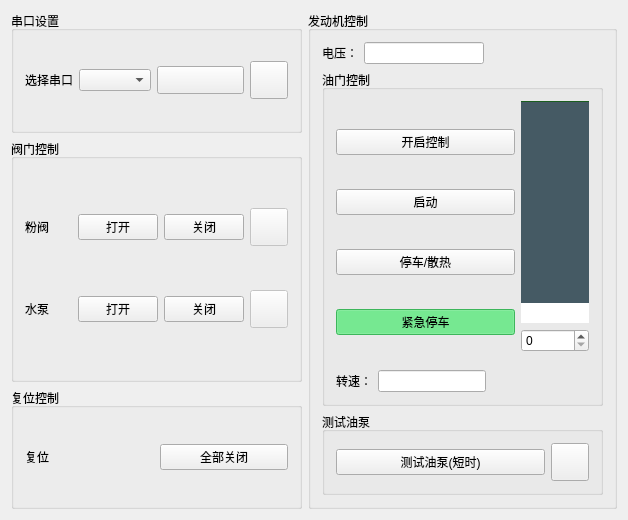
The window that mainwindow.ui (yas8086/JetControl-QT) describes before a commit, drawn with Qt 5.
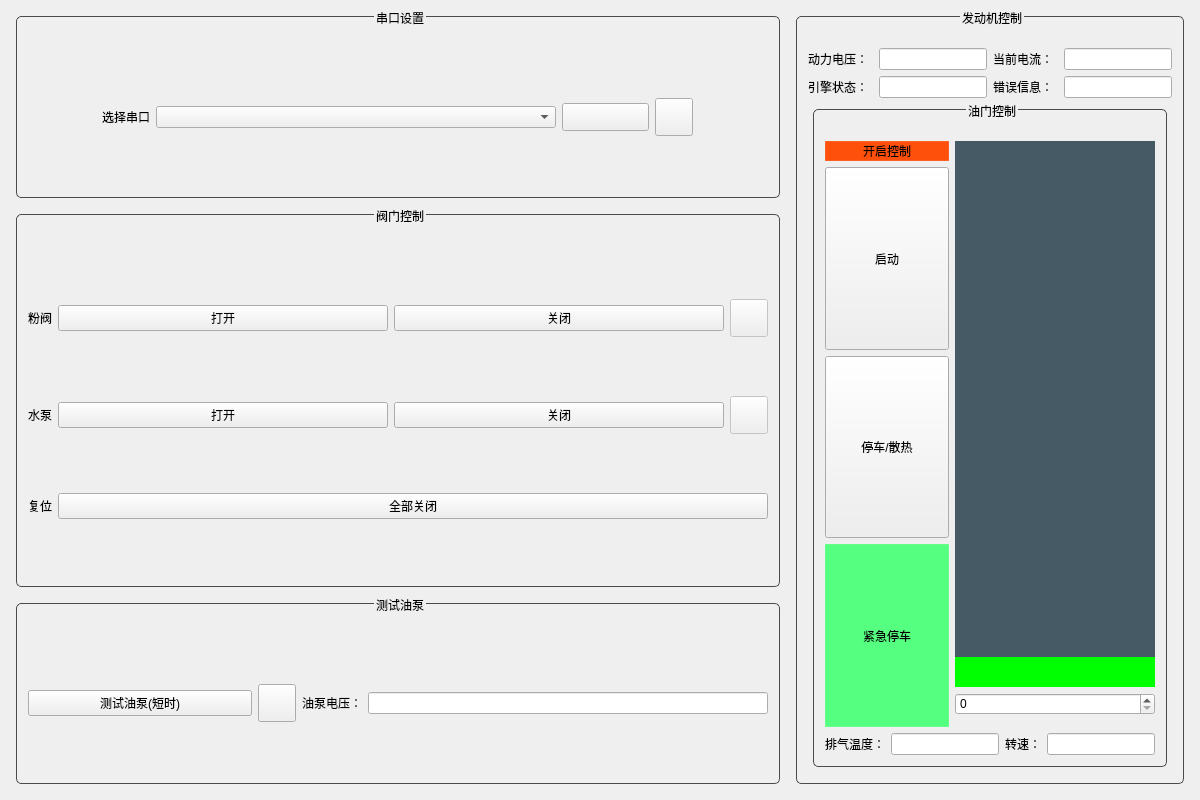
The same window after the commit. Icons and pictures are not drawn.

Diff of the .ui file:
```diff
--- a/mainwindow.ui
+++ b/mainwindow.ui
@@ -6,34 +6,243 @@
    <rect>
     <x>0</x>
     <y>0</y>
-    <width>628</width>
-    <height>520</height>
+    <width>1200</width>
+    <height>800</height>
    </rect>
   </property>
+  <property name="minimumSize">
+   <size>
+    <width>0</width>
+    <height>0</height>
+   </size>
+  </property>
+  <property name="maximumSize">
+   <size>
+    <width>16777215</width>
+    <height>16777215</height>
+   </size>
+  </property>
   <property name="windowTitle">
    <string>MainWindow</string>
   </property>
   <widget class="QWidget" name="centralWidget">
    <layout class="QGridLayout" name="gridLayout" columnstretch="0,0,0">
     <item row="3" column="0">
-     <widget class="QGroupBox" name="gridGroupBox">
+     <widget class="QGroupBox" name="gridGroupBox_2">
+      <property name="styleSheet">
+       <string notr="true">QGroupBox {
+    border: 1px solid rgb(75, 75, 75);   
+    border-radius: 5px;          /* 圆角半径 */
+    margin: 5px;             /* 为标题预留空间 */
+	padding-top: 20px;
+}
+QGroupBox::title {
+    subcontrol-origin: margin;   /* 标题基于margin区域定位 */
+    subcontrol-position: top center; /* 标题居中 */
+    
+}</string>
+      </property>
       <property name="title">
-       <string>复位控制</string>
+       <string>测试油泵</string>
       </property>
-      <layout class="QGridLayout" name="gridLayout_6">
+      <layout class="QGridLayout" name="gridLayout_7">
+       <item row="0" column="3">
+        <widget class="QPushButton" name="pushButtonOilPumpLED">
+         <property name="minimumSize">
+          <size>
+           <width>38</width>
+           <height>38</height>
+          </size>
+         </property>
+         <property name="maximumSize">
+          <size>
+           <width>38</width>
+           <height>38</height>
+          </size>
+         </property>
+         <property name="styleSheet">
+          <string notr="true">QPushButton
+{
+border-image: url(:/img/指示灯-红.png);
+}
+QPushButton::checked
+{
+border-image: url(:/img/指示灯-绿.png);
+}
+QPushButton::unchecked
+{
+border-image: url(:/img/指示灯-红.png);
+}</string>
+         </property>
+         <property name="text">
+          <string/>
+         </property>
+        </widget>
+       </item>
        <item row="0" column="0">
-        <layout class="QHBoxLayout" name="horizontalLayout">
+        <widget class="QPushButton" name="pushButtonTestOilPump">
+         <property name="minimumSize">
+          <size>
+           <width>150</width>
+           <height>0</height>
+          </size>
+         </property>
+         <property name="text">
+          <string>测试油泵(短时)</string>
+         </property>
+        </widget>
+       </item>
+       <item row="0" column="4">
+        <widget class="QLabel" name="label_10">
+         <property name="sizePolicy">
+          <sizepolicy hsizetype="Fixed" vsizetype="Fixed">
+           <horstretch>0</horstretch>
+           <verstretch>0</verstretch>
+          </sizepolicy>
+         </property>
+         <property name="text">
+          <string>油泵电压：</string>
+         </property>
+        </widget>
+       </item>
+       <item row="0" column="5">
+        <widget class="QLineEdit" name="lineEditPumpVoltage">
+         <property name="minimumSize">
+          <size>
+           <width>100</width>
+           <height>0</height>
+          </size>
+         </property>
+         <property name="maximumSize">
+          <size>
+           <width>400</width>
+           <height>16777215</height>
+          </size>
+         </property>
+        </widget>
+       </item>
+      </layout>
+     </widget>
+    </item>
+    <item row="0" column="0">
+     <widget class="QGroupBox" name="GroupBoxSeries">
+      <property name="styleSheet">
+       <string notr="true">QGroupBox {
+    border: 1px solid rgb(75, 75, 75);   
+    border-radius: 5px;          /* 圆角半径 */
+    margin: 5px;             /* 为标题预留空间 */
+	padding-top: 20px;
+}
+QGroupBox::title {
+    subcontrol-origin: margin;   /* 标题基于margin区域定位 */
+    subcontrol-position: top center; /* 标题居中 */
+    
+}</string>
+      </property>
+      <property name="title">
+       <string>串口设置</string>
+      </property>
+      <layout class="QGridLayout" name="gridLayout_4">
+       <item row="0" column="0">
+        <layout class="QHBoxLayout" name="horizontalLayout_4">
          <item>
-          <widget class="QLabel" name="label_6">
+          <widget class="QLabel" name="label_3">
+           <property name="sizePolicy">
+            <sizepolicy hsizetype="Fixed" vsizetype="Preferred">
+             <horstretch>0</horstretch>
+             <verstretch>0</verstretch>
+            </sizepolicy>
+           </property>
            <property name="text">
-            <string>复位</string>
+            <string>选择串口</string>
            </property>
           </widget>
          </item>
          <item>
-          <widget class="QPushButton" name="pushButtonReset">
+          <widget class="QComboBox" name="comboBoxSerial">
+           <property name="maximumSize">
+            <size>
+             <width>400</width>
+             <height>16777215</height>
+            </size>
+           </property>
+          </widget>
+         </item>
+         <item>
+          <widget class="QPushButton" name="pushButtonSerial">
+           <property name="minimumSize">
+            <size>
+             <width>87</width>
+             <height>28</height>
+            </size>
+           </property>
+           <property name="maximumSize">
+            <size>
+             <width>87</width>
+             <height>28</height>
+            </size>
+           </property>
+           <property name="styleSheet">
+            <string notr="true">QPushButton
+{
+border-image: url(:/img/btncheckoff2.png);
+}
+QPushButton::checked
+{
+border-image: url(:/img/btncheckon2.png);
+}
+QPushButton::unchecked
+{
+border-image: url(:/img/btncheckoff2.png);
+}</string>
+           </property>
            <property name="text">
-            <string>全部关闭</string>
+            <string/>
+           </property>
+           <property name="iconSize">
+            <size>
+             <width>87</width>
+             <height>28</height>
+            </size>
+           </property>
+          </widget>
+         </item>
+         <item>
+          <widget class="QPushButton" name="windowTopButton">
+           <property name="enabled">
+            <bool>true</bool>
+           </property>
+           <property name="minimumSize">
+            <size>
+             <width>38</width>
+             <height>38</height>
+            </size>
+           </property>
+           <property name="maximumSize">
+            <size>
+             <width>38</width>
+             <height>38</height>
+            </size>
+           </property>
+           <property name="styleSheet">
+            <string notr="true">QPushButton
+{
+border-image: url(:/img/窗口置顶.png);
+}
+QPushButton::checked
+{
+border-image: url(:/img/已置顶.png);
+}
+QPushButton::unchecked
+{
+border-image: url(:/img/窗口置顶.png);
+}</string>
+           </property>
+           <property name="text">
+            <string/>
+           </property>
+           <property name="checkable">
+            <bool>true</bool>
            </property>
           </widget>
          </item>
@@ -44,6 +253,19 @@
     </item>
     <item row="1" column="0" rowspan="2">
      <widget class="QGroupBox" name="GroupBoxValve">
+      <property name="styleSheet">
+       <string notr="true">QGroupBox {
+    border: 1px solid rgb(75, 75, 75);   
+    border-radius: 5px;          /* 圆角半径 */
+    margin: 5px;             /* 为标题预留空间 */
+	padding-top: 20px;
+}
+QGroupBox::title {
+    subcontrol-origin: margin;   /* 标题基于margin区域定位 */
+    subcontrol-position: top center; /* 标题居中 */
+    
+}</string>
+      </property>
       <property name="title">
        <string>阀门控制</string>
       </property>
@@ -55,6 +277,12 @@
         <layout class="QHBoxLayout" name="horizontalLayout_3">
          <item>
           <widget class="QLabel" name="label_4">
+           <property name="sizePolicy">
+            <sizepolicy hsizetype="Fixed" vsizetype="Preferred">
+             <horstretch>0</horstretch>
+             <verstretch>0</verstretch>
+            </sizepolicy>
+           </property>
            <property name="text">
             <string>水泵</string>
            </property>
@@ -62,6 +290,12 @@
          </item>
          <item>
           <widget class="QPushButton" name="pushButtonWaterPump">
+           <property name="maximumSize">
+            <size>
+             <width>400</width>
+             <height>16777215</height>
+            </size>
+           </property>
            <property name="text">
             <string>打开</string>
            </property>
@@ -69,6 +303,12 @@
          </item>
          <item>
           <widget class="QPushButton" name="pushButtonWaterPumpOff">
+           <property name="maximumSize">
+            <size>
+             <width>400</width>
+             <height>16777215</height>
+            </size>
+           </property>
            <property name="text">
             <string>关闭</string>
            </property>
@@ -119,6 +359,12 @@
         <layout class="QHBoxLayout" name="horizontalLayout_2">
          <item>
           <widget class="QLabel" name="label_2">
+           <property name="sizePolicy">
+            <sizepolicy hsizetype="Fixed" vsizetype="Preferred">
+             <horstretch>0</horstretch>
+             <verstretch>0</verstretch>
+            </sizepolicy>
+           </property>
            <property name="text">
             <string>粉阀</string>
            </property>
@@ -126,6 +372,12 @@
          </item>
          <item>
           <widget class="QPushButton" name="pushButtonPowderPump">
+           <property name="maximumSize">
+            <size>
+             <width>400</width>
+             <height>16777215</height>
+            </size>
+           </property>
            <property name="text">
             <string>打开</string>
            </property>
@@ -133,6 +385,12 @@
          </item>
          <item>
           <widget class="QPushButton" name="pushButtonPowderPumpOff">
+           <property name="maximumSize">
+            <size>
+             <width>400</width>
+             <height>16777215</height>
+            </size>
+           </property>
            <property name="text">
             <string>关闭</string>
            </property>
@@ -179,39 +437,27 @@
          </item>
         </layout>
        </item>
-      </layout>
-     </widget>
-    </item>
-    <item row="0" column="0">
-     <widget class="QGroupBox" name="GroupBoxSeries">
-      <property name="title">
-       <string>串口设置</string>
-      </property>
-      <layout class="QGridLayout" name="gridLayout_4">
-       <item row="0" column="0">
-        <layout class="QHBoxLayout" name="horizontalLayout_4">
+       <item row="3" column="1" colspan="2">
+        <layout class="QHBoxLayout" name="horizontalLayout">
          <item>
-          <widget class="QLabel" name="label_3">
+          <widget class="QLabel" name="label_6">
+           <property name="sizePolicy">
+            <sizepolicy hsizetype="Fixed" vsizetype="Preferred">
+             <horstretch>0</horstretch>
+             <verstretch>0</verstretch>
+            </sizepolicy>
+           </property>
            <property name="text">
-            <string>选择串口</string>
+            <string>复位</string>
            </property>
           </widget>
          </item>
          <item>
-          <widget class="QComboBox" name="comboBoxSerial"/>
-         </item>
-         <item>
-          <widget class="QPushButton" name="pushButtonSerial">
-           <property name="minimumSize">
-            <size>
-             <width>87</width>
-             <height>28</height>
-            </size>
-           </property>
+          <widget class="QPushButton" name="pushButtonReset">
            <property name="maximumSize">
             <size>
-             <width>87</width>
-             <height>28</height>
+             <width>800</width>
+             <height>16777215</height>
             </size>
            </property>
            <property name="styleSheet">
@@ -229,67 +475,113 @@
 }</string>
            </property>
            <property name="text">
-            <string/>
-           </property>
-           <property name="iconSize">
-            <size>
-             <width>87</width>
-             <height>28</height>
-            </size>
+            <string>全部关闭</string>
            </property>
           </widget>
          </item>
         </layout>
        </item>
-       <item row="0" column="1">
-        <widget class="QPushButton" name="windowTopButton">
-         <property name="enabled">
-          <bool>true</bool>
-         </property>
-         <property name="minimumSize">
-          <size>
-           <width>38</width>
-           <height>38</height>
-          </size>
-         </property>
-         <property name="maximumSize">
-          <size>
-           <width>38</width>
-           <height>38</height>
-          </size>
-         </property>
-         <property name="styleSheet">
-          <string notr="true">QPushButton
-{
-border-image: url(:/img/窗口置顶.png);
-}
-QPushButton::checked
-{
-border-image: url(:/img/已置顶.png);
-}
-QPushButton::unchecked
-{
-border-image: url(:/img/窗口置顶.png);
-}</string>
-         </property>
-         <property name="text">
-          <string/>
-         </property>
-         <property name="checkable">
-          <bool>true</bool>
-         </property>
-        </widget>
-       </item>
       </layout>
      </widget>
     </item>
     <item row="0" column="1" rowspan="4" colspan="2">
      <widget class="QGroupBox" name="gridGroupBox">
+      <property name="sizePolicy">
+       <sizepolicy hsizetype="Preferred" vsizetype="Minimum">
+        <horstretch>0</horstretch>
+        <verstretch>0</verstretch>
+       </sizepolicy>
+      </property>
+      <property name="styleSheet">
+       <string notr="true">QGroupBox {
+    border: 1px solid rgb(75, 75, 75);   
+    border-radius: 5px;          /* 圆角半径 */
+    margin: 5px;             /* 为标题预留空间 */
+	padding-top: 20px;
+}
+QGroupBox::title {
+    subcontrol-origin: margin;   /* 标题基于margin区域定位 */
+    subcontrol-position: top center; /* 标题居中 */
+    
+}</string>
+      </property>
       <property name="title">
        <string>发动机控制</string>
       </property>
       <layout class="QGridLayout" name="gridLayout_3">
-       <item row="4" column="0">
+       <item row="0" column="0">
+        <layout class="QGridLayout" name="gridLayout_8">
+         <item row="0" column="2">
+          <widget class="QLabel" name="label_7">
+           <property name="text">
+            <string>当前电流：</string>
+           </property>
+          </widget>
+         </item>
+         <item row="0" column="1">
+          <widget class="QLineEdit" name="lineEditPowerVoltage">
+           <property name="sizePolicy">
+            <sizepolicy hsizetype="Minimum" vsizetype="Fixed">
+             <horstretch>0</horstretch>
+             <verstretch>0</verstretch>
+            </sizepolicy>
+           </property>
+          </widget>
+         </item>
+         <item row="0" column="0">
+          <widget class="QLabel" name="label_5">
+           <property name="text">
+            <string>动力电压：</string>
+           </property>
+          </widget>
+         </item>
+         <item row="0" column="3">
+          <widget class="QLineEdit" name="lineEditCurrent">
+           <property name="sizePolicy">
+            <sizepolicy hsizetype="Minimum" vsizetype="Fixed">
+             <horstretch>0</horstretch>
+             <verstretch>0</verstretch>
+            </sizepolicy>
+           </property>
+          </widget>
+         </item>
+         <item row="1" column="0">
+          <widget class="QLabel" name="label_8">
+           <property name="text">
+            <string>引擎状态：</string>
+           </property>
+          </widget>
+         </item>
+         <item row="1" column="2">
+          <widget class="QLabel" name="label_9">
+           <property name="text">
+            <string>错误信息：</string>
+           </property>
+          </widget>
+         </item>
+         <item row="1" column="1">
+          <widget class="QLineEdit" name="lineEditEngineState">
+           <property name="sizePolicy">
+            <sizepolicy hsizetype="Minimum" vsizetype="Fixed">
+             <horstretch>0</horstretch>
+             <verstretch>0</verstretch>
+            </sizepolicy>
+           </property>
+          </widget>
+         </item>
+         <item row="1" column="3">
+          <widget class="QLineEdit" name="lineEditECode">
+           <property name="sizePolicy">
+            <sizepolicy hsizetype="Minimum" vsizetype="Fixed">
+             <horstretch>0</horstretch>
+             <verstretch>0</verstretch>
+            </sizepolicy>
+           </property>
+          </widget>
+         </item>
+        </layout>
+       </item>
+       <item row="2" column="0" rowspan="4">
         <widget class="QGroupBox" name="gridGroupBox">
          <property name="title">
           <string>油门控制</string>
@@ -299,9 +591,15 @@
            <layout class="QVBoxLayout" name="verticalLayout_2">
             <item>
              <widget class="QSlider" name="verticalSliderEngine">
+              <property name="sizePolicy">
+               <sizepolicy hsizetype="Fixed" vsizetype="Expanding">
+                <horstretch>0</horstretch>
+                <verstretch>0</verstretch>
+               </sizepolicy>
+              </property>
               <property name="minimumSize">
                <size>
-                <width>68</width>
+                <width>200</width>
                 <height>0</height>
                </size>
               </property>
@@ -309,41 +607,25 @@
                <string notr="true">/* 绿色宽版垂直滑块样式 */
 QSlider::groove:vertical {
     background: #37474F;
-    width:800px;  /* 加宽轨道 */
+    width:200px;  /* 加宽轨道 */
 }
-
+/* 绿色宽版垂直滑块样式 */
 QSlider::handle:vertical {
-    background: rgb(255, 255, 255);
-    width: 50px;  /* 加大手柄 */
-    height: 20px;
+    background: rgb(0, 255, 0);
+    width: 110px;  /* 加大手柄 */
+    height: 30px;
 
 }
-
-QSlider::sub-page:vertical {
-    background: #455A64;
-    border: 1px solid #1B5E20;
-    border-radius: 15px;
-}
-
+/* 未划过的 */
 QSlider::add-page:vertical {
     background: qlineargradient(x1:0, y1:0, x2:0, y2:1,
                            stop:0 #2E7D32, stop:0.5 #4CAF50, stop:1 #81C784);
-    border: 1px solid #37474F;
-    border-radius: 15px;
+   
 }
-
-QSlider::handle:vertical:hover {
-    background: qradialgradient(cx:0.5, cy:0.5, radius:0.5, 
-                           fx:0.5, fy:0.5, 
-                           stop:0.8 white, stop:1.0 #81C784);
-    border-color: #388E3C;
-}
-
-QSlider::handle:vertical:pressed {
-    background: qradialgradient(cx:0.5, cy:0.5, radius:0.5, 
-                           fx:0.5, fy:0.5, 
-                           stop:0.8 white, stop:1.0 #1B5E20);
-    border-color: #1B5E20;
+/* 划过的 */
+QSlider::sub-page:vertical {
+    background: #455A64;
+    
 }</string>
               </property>
               <property name="maximum">
@@ -356,6 +638,18 @@
             </item>
             <item>
              <widget class="QSpinBox" name="spinBoxEngineValue">
+              <property name="minimumSize">
+               <size>
+                <width>200</width>
+                <height>0</height>
+               </size>
+              </property>
+              <property name="maximumSize">
+               <size>
+                <width>200</width>
+                <height>16777215</height>
+               </size>
+              </property>
               <property name="maximum">
                <number>100</number>
               </property>
@@ -367,10 +661,22 @@
            <layout class="QVBoxLayout" name="verticalLayout">
             <item>
              <widget class="QPushButton" name="pushButtonEngineControl">
+              <property name="sizePolicy">
+               <sizepolicy hsizetype="Minimum" vsizetype="Fixed">
+                <horstretch>0</horstretch>
+                <verstretch>0</verstretch>
+               </sizepolicy>
+              </property>
               <property name="styleSheet">
-               <string notr="true">QPushButton::checked
+               <string notr="true">QPushButton
 {
-	background-color: rgb(255, 85, 0);
+	background-color: rgb(255, 80, 11);
+border: 1px solid rgba(255, 255, 255, 0.1);
+}
+QPushButton::checked
+{
+	background-color: rgb(0, 150, 0);
+border: 1px solid rgba(255, 255, 255, 0.1);
 }</string>
               </property>
               <property name="text">
@@ -383,10 +689,17 @@
             </item>
             <item>
              <widget class="QPushButton" name="pushButtonEngineStart">
+              <property name="sizePolicy">
+               <sizepolicy hsizetype="Minimum" vsizetype="Minimum">
+                <horstretch>0</horstretch>
+                <verstretch>0</verstretch>
+               </sizepolicy>
+              </property>
               <property name="styleSheet">
                <string notr="true">QPushButton::checked
 {
 	background-color: rgb(85, 255, 127);
+	border: 1px solid rgba(255, 255, 255, 0.1);
 }</string>
               </property>
               <property name="text">
@@ -402,10 +715,17 @@
             </item>
             <item>
              <widget class="QPushButton" name="pushButtonEngineStop">
+              <property name="sizePolicy">
+               <sizepolicy hsizetype="Minimum" vsizetype="Minimum">
+                <horstretch>0</horstretch>
+                <verstretch>0</verstretch>
+               </sizepolicy>
+              </property>
               <property name="styleSheet">
                <string notr="true">QPushButton::checked
 {
 	background-color: rgb(85, 255, 127);
+border: 1px solid rgba(255, 255, 255, 0.1);
 }</string>
               </property>
               <property name="text">
@@ -421,10 +741,17 @@
             </item>
             <item>
              <widget class="QPushButton" name="pushButtonEngineEmergentStop">
+              <property name="sizePolicy">
+               <sizepolicy hsizetype="Minimum" vsizetype="Minimum">
+                <horstretch>0</horstretch>
+                <verstretch>0</verstretch>
+               </sizepolicy>
+              </property>
               <property name="styleSheet">
                <string notr="true">QPushButton::checked
 {
 	background-color: rgb(85, 255, 127);
+border: 1px solid rgba(255, 255, 255, 0.1);
 }</string>
               </property>
               <property name="text">
@@ -445,6 +772,23 @@
           </item>
           <item row="6" column="0" colspan="4">
            <layout class="QHBoxLayout" name="horizontalLayout_5">
+            <item>
+             <widget class="QLabel" name="label_11">
+              <property name="text">
+               <string>排气温度：</string>
+              </property>
+             </widget>
+            </item>
+            <item>
+             <widget class="QLineEdit" name="lineEditTemp">
+              <property name="sizePolicy">
+               <sizepolicy hsizetype="Minimum" vsizetype="Fixed">
+                <horstretch>0</horstretch>
+                <verstretch>0</verstretch>
+               </sizepolicy>
+              </property>
+             </widget>
+            </item>
             <item>
              <widget class="QLabel" name="label">
               <property name="text">
@@ -453,102 +797,20 @@
              </widget>
             </item>
             <item>
-             <widget class="QLineEdit" name="lineEdit"/>
-            </item>
-            <item>
-             <spacer name="horizontalSpacer_2">
-              <property name="orientation">
-               <enum>Qt::Horizontal</enum>
+             <widget class="QLineEdit" name="lineEditEngineRPM">
+              <property name="sizePolicy">
+               <sizepolicy hsizetype="Minimum" vsizetype="Fixed">
+                <horstretch>0</horstretch>
+                <verstretch>0</verstretch>
+               </sizepolicy>
               </property>
-              <property name="sizeHint" stdset="0">
-               <size>
-                <width>40</width>
-                <height>20</height>
-               </size>
-              </property>
-             </spacer>
+             </widget>
             </item>
            </layout>
           </item>
          </layout>
         </widget>
        </item>
-       <item row="5" column="0">
-        <widget class="QGroupBox" name="gridGroupBox_2">
-         <property name="title">
-          <string>测试油泵</string>
-         </property>
-         <layout class="QGridLayout" name="gridLayout_7">
-          <item row="0" column="0">
-           <widget class="QPushButton" name="pushButtonTestOilPump">
-            <property name="text">
-             <string>测试油泵(短时)</string>
-            </property>
-           </widget>
-          </item>
-          <item row="0" column="1">
-           <widget class="QPushButton" name="pushButtonOilPumpLED">
-            <property name="minimumSize">
-             <size>
-              <width>38</width>
-              <height>38</height>
-             </size>
-            </property>
-            <property name="maximumSize">
-             <size>
-              <width>38</width>
-              <height>38</height>
-             </size>
-            </property>
-            <property name="styleSheet">
-             <string notr="true">QPushButton
-{
-border-image: url(:/img/指示灯-红.png);
-}
-QPushButton::checked
-{
-border-image: url(:/img/指示灯-绿.png);
-}
-QPushButton::unchecked
-{
-border-image: url(:/img/指示灯-红.png);
-}</string>
-            </property>
-            <property name="text">
-             <string/>
-            </property>
-           </widget>
-          </item>
-         </layout>
-        </widget>
-       </item>
-       <item row="0" column="0">
-        <layout class="QHBoxLayout" name="horizontalLayout_6">
-         <item>
-          <widget class="QLabel" name="label_5">
-           <property name="text">
-            <string>电压：</string>
-           </property>
-          </widget>
-         </item>
-         <item>
-          <widget class="QLineEdit" name="lineEdit_2"/>
-         </item>
-         <item>
-          <spacer name="horizontalSpacer">
-           <property name="orientation">
-            <enum>Qt::Horizontal</enum>
-           </property>
-           <property name="sizeHint" stdset="0">
-            <size>
-             <width>40</width>
-             <height>20</height>
-            </size>
-           </property>
-          </spacer>
-         </item>
-        </layout>
-       </item>
       </layout>
      </widget>
     </item>
```
Left out of the diff: 14 changed lines with no effect on the pictures.
